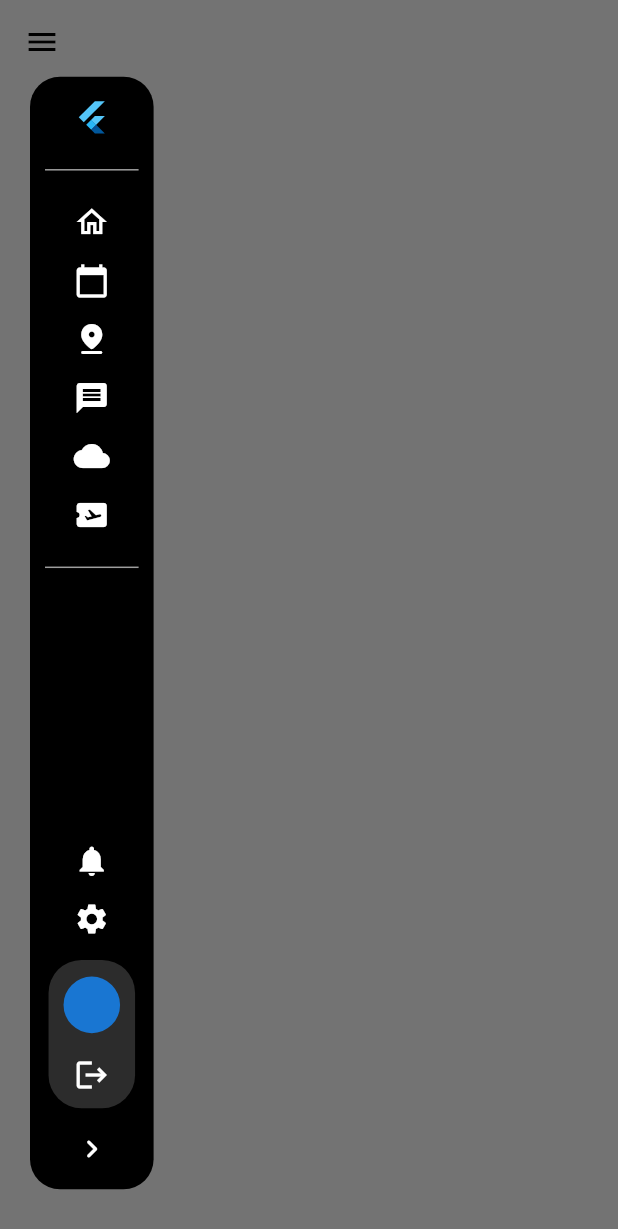
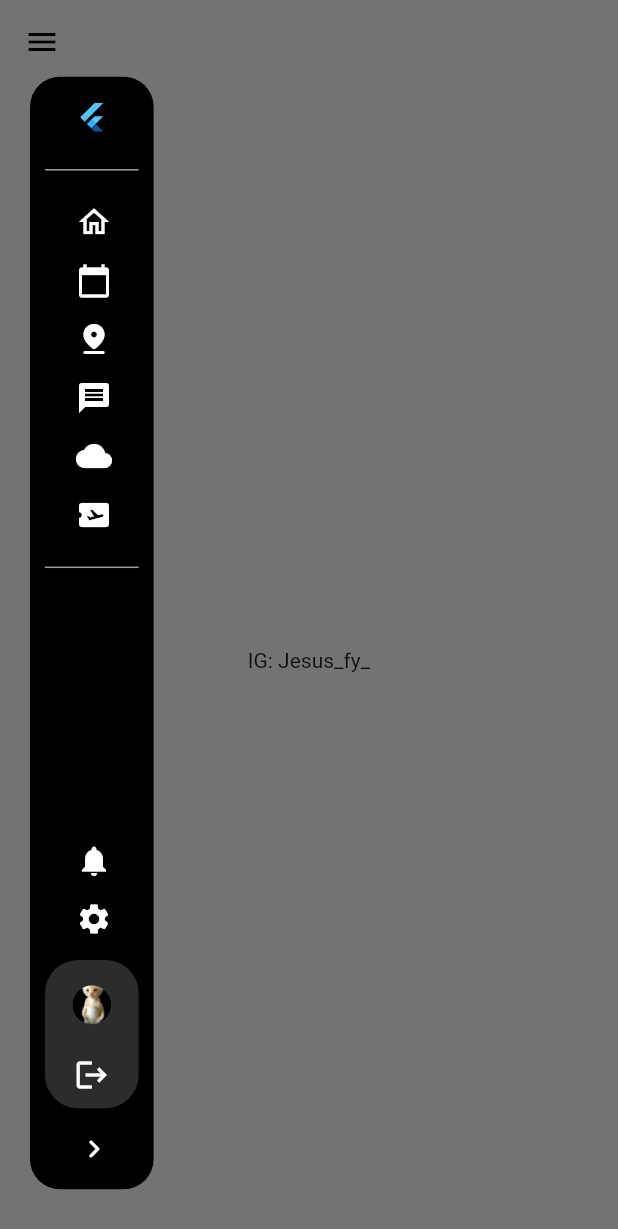
Before and after one commit to Jesus1397/flutter_drawer_animation, a Flutter app: the screen it shows after launch, with the side drawer open, on a phone screen of 412 x 824 dp. Shown: the top 1229 px of the screen. Run offline on Flutter 3.47's test engine with Material 2 defaults, Android fonts, the light colour scheme and no system bars.

Commit message:
Nuevo commit

```diff
--- a/lib/main.dart
+++ b/lib/main.dart
@@ -42,21 +42,31 @@ class _HomePageState extends State<HomePage> {
           },
         ),
       ),
+      body: const Center(
+        child: Text('IG: Jesus_fy_'),
+      ),
     );
   }
 }
 
-class DrawerWidget extends StatelessWidget {
+class DrawerWidget extends StatefulWidget {
   const DrawerWidget({Key? key}) : super(key: key);
 
   @override
+  State<DrawerWidget> createState() => _DrawerWidgetState();
+}
+
+class _DrawerWidgetState extends State<DrawerWidget> {
+  var isEnabled = false;
+  @override
   Widget build(BuildContext context) {
-    return Container(
-      alignment: Alignment.center,
+    var size = MediaQuery.of(context).size;
+    return AnimatedContainer(
+      duration: const Duration(milliseconds: 1000),
       margin: const EdgeInsets.only(top: 20, left: 20),
       padding: const EdgeInsets.symmetric(horizontal: 10, vertical: 15),
-      width: MediaQuery.of(context).size.width * 0.20,
-      height: MediaQuery.of(context).size.height * 0.9,
+      width: isEnabled ? size.width * 0.8 : size.width * 0.20,
+      height: size.height * 0.9,
       decoration: const BoxDecoration(
         color: Colors.black,
         borderRadius: BorderRadius.all(
@@ -64,37 +74,54 @@ class DrawerWidget extends StatelessWidget {
         ),
       ),
       child: Column(
-        mainAxisAlignment: MainAxisAlignment.center,
-        crossAxisAlignment: CrossAxisAlignment.center,
+        crossAxisAlignment: CrossAxisAlignment.start,
         children: [
-          const FlutterLogo(),
+          Padding(
+            padding: EdgeInsets.symmetric(horizontal: size.width * 0.05),
+            child: const FlutterLogo(),
+          ),
           const Padding(
             padding: EdgeInsets.symmetric(vertical: 15),
             child: Divider(color: Colors.grey, thickness: 1),
           ),
-          const Icon(Icons.home_outlined, color: Colors.white),
-          const SizedBox(height: 15),
-          const Icon(Icons.calendar_today, color: Colors.white),
-          const SizedBox(height: 15),
-          const Icon(Icons.pin_drop_rounded, color: Colors.white),
-          const SizedBox(height: 15),
-          const Icon(Icons.message, color: Colors.white),
-          const SizedBox(height: 15),
-          const Icon(Icons.cloud, color: Colors.white),
-          const SizedBox(height: 15),
-          const Icon(Icons.airplane_ticket, color: Colors.white),
+          Padding(
+            padding: EdgeInsets.symmetric(horizontal: size.width * 0.05),
+            child: Column(
+              children: const [
+                Icon(Icons.home_outlined, color: Colors.white),
+                SizedBox(height: 15),
+                Icon(Icons.calendar_today, color: Colors.white),
+                SizedBox(height: 15),
+                Icon(Icons.pin_drop_rounded, color: Colors.white),
+                SizedBox(height: 15),
+                Icon(Icons.message, color: Colors.white),
+                SizedBox(height: 15),
+                Icon(Icons.cloud, color: Colors.white),
+                SizedBox(height: 15),
+                Icon(Icons.airplane_ticket, color: Colors.white),
+              ],
+            ),
+          ),
           const Padding(
             padding: EdgeInsets.symmetric(vertical: 15),
             child: Divider(color: Colors.grey, thickness: 1),
           ),
           const Spacer(),
-          const Icon(Icons.notifications, color: Colors.white),
-          const SizedBox(height: 15),
-          const Icon(Icons.settings, color: Colors.white),
-          const SizedBox(height: 15),
-          Container(
-            width: MediaQuery.of(context).size.width * 0.14,
-            height: MediaQuery.of(context).size.height * 0.12,
+          Padding(
+            padding: EdgeInsets.symmetric(horizontal: size.width * 0.05),
+            child: Column(
+              children: const [
+                Icon(Icons.notifications, color: Colors.white),
+                SizedBox(height: 15),
+                Icon(Icons.settings, color: Colors.white),
+                SizedBox(height: 15),
+              ],
+            ),
+          ),
+          AnimatedContainer(
+            duration: const Duration(milliseconds: 1000),
+            width: isEnabled ? size.width * 0.8 : size.width * 0.20,
+            height: size.height * 0.12,
             padding: const EdgeInsets.all(10),
             decoration: const BoxDecoration(
               color: Color(0xff2C2C2C),
@@ -102,16 +129,36 @@ class DrawerWidget extends StatelessWidget {
                 Radius.circular(22),
               ),
             ),
-            child: Column(
-              mainAxisAlignment: MainAxisAlignment.spaceBetween,
-              children: const [
-                CircleAvatar(),
-                Icon(Icons.logout, color: Colors.white),
-              ],
+            child: Padding(
+              padding: EdgeInsets.symmetric(horizontal: size.width * 0.02),
+              child: Column(
+                mainAxisAlignment: MainAxisAlignment.spaceBetween,
+                children: const [
+                  CircleAvatar(
+                    backgroundImage: AssetImage(
+                      'assets/pana_miguel.jpg',
+                    ),
+                  ),
+                  Icon(Icons.logout, color: Colors.white),
+                ],
+              ),
             ),
           ),
           const SizedBox(height: 15),
-          const Icon(Icons.keyboard_arrow_right_rounded, color: Colors.white),
+          Padding(
+            padding: EdgeInsets.symmetric(horizontal: size.width * 0.05),
+            child: GestureDetector(
+              onTap: () {
+                setState(() {
+                  isEnabled = !isEnabled;
+                });
+              },
+              child: const Icon(
+                Icons.keyboard_arrow_right_rounded,
+                color: Colors.white,
+              ),
+            ),
+          ),
         ],
       ),
     );
--- a/pubspec.yaml
+++ b/pubspec.yaml
@@ -58,8 +58,8 @@ flutter:
   uses-material-design: true
 
   # To add assets to your application, add an assets section, like this:
-  # assets:
-  #   - images/a_dot_burr.jpeg
+  assets:
+    - assets/
   #   - images/a_dot_ham.jpeg
 
   # An image asset can refer to one or more resolution-specific "variants", see
```
Also changed, not shown: assets/pana_miguel.jpg (added).
